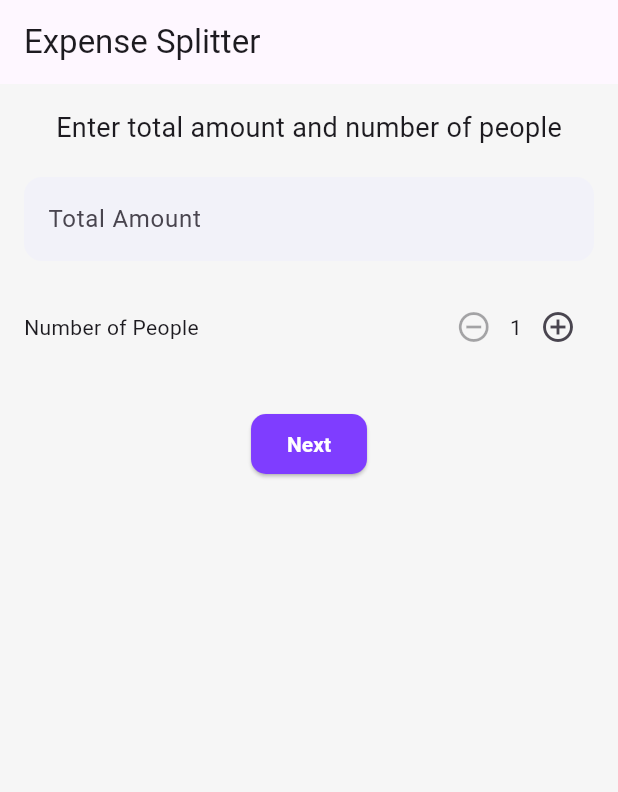
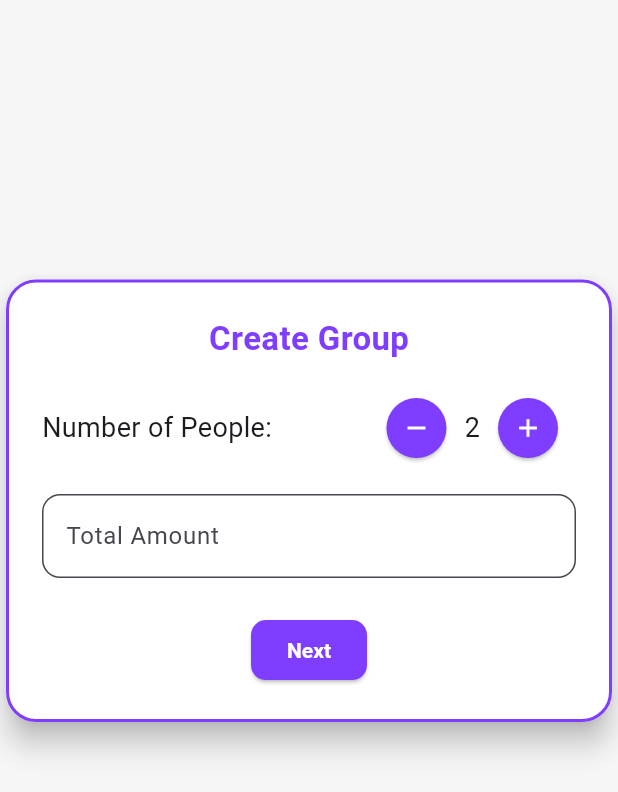
Before and after one commit to Shri-Radhey-Mishra/Bill-Splitter, a Flutter app: the screen it shows after launch, on a phone screen of 412 x 824 dp. Shown: the top 792 px of the screen. Run offline on Flutter 3.47's test engine with Material 3 defaults, Android fonts, the phone set to English and light mode, and no system bars.

Commit message:
styled till 2.5

```diff
--- a/lib/main.dart
+++ b/lib/main.dart
@@ -1,6 +1,6 @@
 import 'package:flutter/material.dart';
 import 'app_colors.dart';
-import 'pages/home_flow.dart';
+import './pages/home_flow.dart';
 
 void main() => runApp(const ExpenseSplitterApp());
 
@@ -16,7 +16,7 @@ class ExpenseSplitterApp extends StatelessWidget {
         primaryColor: purple100,
         inputDecorationTheme: InputDecorationTheme(
           filled: true,
-          fillColor: purple10,
+          fillColor: light100,
           border: OutlineInputBorder(
             borderRadius: BorderRadius.circular(12),
             borderSide: BorderSide.none,
--- a/lib/pages/home_flow.dart
+++ b/lib/pages/home_flow.dart
@@ -1,8 +1,8 @@
 import 'package:flutter/material.dart';
-import '../widgets/step1_input_header.dart';
+import '../widgets/step1_setup.dart';
 import '../widgets/step2_people_input.dart';
-import '../widgets/step2_5_selection_filter.dart';
-import '../widgets/step3_result_display.dart';
+import '../widgets/step2_5_select_people.dart';
+import '../widgets/step3_result.dart';
 
 class HomeFlow extends StatefulWidget {
   const HomeFlow({super.key});
@@ -12,113 +12,111 @@ class HomeFlow extends StatefulWidget {
 }
 
 class _HomeFlowState extends State<HomeFlow> {
-  int step = 1;
-  int numPeople = 1;
-  double totalAmount = 0;
+  int currentStep = 0;
+  int numPeople = 2;
+  double totalAmount = 0.0;
 
-  final List<TextEditingController> _nameControllers = [];
-  final List<TextEditingController> _amountControllers = [];
-  List<String> transactions = [];
-  Set<int> selectedSplitIndices = {};
+  final List<TextEditingController> nameControllers = [];
+  final List<TextEditingController> amountControllers = [];
 
-  void goToStep2() {
-    _nameControllers.clear();
-    _amountControllers.clear();
-    for (int i = 0; i < numPeople; i++) {
-      _nameControllers.add(TextEditingController());
-      _amountControllers.add(TextEditingController());
-    }
-    setState(() => step = 2);
-  }
+  List<String> get names => nameControllers.map((c) => c.text.trim()).toList();
+  List<double> get amounts => amountControllers.map((c) => double.tryParse(c.text.trim()) ?? 0).toList();
 
-  void goToStep2_5() {
-    selectedSplitIndices = {for (var i = 0; i < numPeople; i++) i}; // All selected
-    setState(() => step = 25);
-  }
+  Set<int> selectedPeople = {};
+  List<(String, String, double)> results = [];
 
-  void calculateAndGoToStep3() {
-    final names = _nameControllers.map((c) => c.text).toList();
-    final contributions = _amountControllers.map((c) => double.tryParse(c.text) ?? 0.0).toList();
+  void calculateResult() {
+    final selectedNames = selectedPeople.map((i) => names[i]).toList();
+    final selectedAmounts = selectedPeople.map((i) => amounts[i]).toList();
 
-    final includedIndices = selectedSplitIndices.toList();
-    final equalShare = totalAmount / includedIndices.length;
+    final equalShare = selectedAmounts.reduce((a, b) => a + b) / selectedNames.length;
+    final balances = selectedAmounts.map((amt) => amt - equalShare).toList();
 
-    final balances = List.generate(names.length, (i) => 0.0);
-    for (int i = 0; i < names.length; i++) {
-      balances[i] = contributions[i] - (includedIndices.contains(i) ? equalShare : 0);
+    final creditors = <(int, double)>[];
+    final debtors = <(int, double)>[];
+
+    for (var i = 0; i < balances.length; i++) {
+      if (balances[i] > 0) creditors.add((i, balances[i]));
+      if (balances[i] < 0) debtors.add((i, -balances[i]));
     }
 
-    final creditors = <Map<String, dynamic>>[];
-    final debtors = <Map<String, dynamic>>[];
+    final transactions = <(String, String, double)>[];
+    int di = 0, ci = 0;
+    while (di < debtors.length && ci < creditors.length) {
+      final (dIdx, debtAmt) = debtors[di];
+      final (cIdx, credAmt) = creditors[ci];
+      final payment = debtAmt < credAmt ? debtAmt : credAmt;
 
-    for (int i = 0; i < balances.length; i++) {
-      if (balances[i] > 0) {
-        creditors.add({'index': i, 'amount': balances[i]});
-      } else if (balances[i] < 0) {
-        debtors.add({'index': i, 'amount': -balances[i]});
-      }
+      transactions.add((selectedNames[dIdx], selectedNames[cIdx], double.parse(payment.toStringAsFixed(2))));
+
+      debtors[di] = (dIdx, debtAmt - payment);
+      creditors[ci] = (cIdx, credAmt - payment);
+
+      if (debtors[di].$2 == 0) di++;
+      if (creditors[ci].$2 == 0) ci++;
     }
 
-    int i = 0, j = 0;
-    final result = <String>[];
-
-    while (i < debtors.length && j < creditors.length) {
-      var debtor = debtors[i];
-      var creditor = creditors[j];
-      double payment = debtor['amount'] < creditor['amount'] ? debtor['amount'] : creditor['amount'];
-
-      result.add("${names[debtor['index']]} pays ${names[creditor['index']]}: ₹${payment.toStringAsFixed(2)}");
-
-      debtor['amount'] -= payment;
-      creditor['amount'] -= payment;
-
-      if (debtor['amount'] == 0) i++;
-      if (creditor['amount'] == 0) j++;
-    }
-
-    setState(() {
-      transactions = result;
-      step = 3;
-    });
+    results = transactions;
   }
 
   @override
   Widget build(BuildContext context) {
     return Scaffold(
-      appBar: AppBar(title: const Text("Expense Splitter")),
-      body: Padding(
-        padding: const EdgeInsets.all(16),
-        child: step == 1
-            ? Step1InputHeader(
-          numPeople: numPeople,
-          totalAmount: totalAmount,
-          onNumChanged: (val) => setState(() => numPeople = val),
-          onAmountChanged: (val) => setState(() => totalAmount = val),
-          onNext: goToStep2,
-        )
-            : step == 2
-            ? Step2PeopleInput(
-          numPeople: numPeople,
-          nameControllers: _nameControllers,
-          amountControllers: _amountControllers,
-          onSubmit: goToStep2_5,
-        )
-            : step == 25
-            ? SplitSelectorStep(
-          names: _nameControllers.map((c) => c.text).toList(),
-          selectedIndices: selectedSplitIndices,
-          onToggle: (index) {
-            setState(() {
-              if (selectedSplitIndices.contains(index)) {
-                selectedSplitIndices.remove(index);
-              } else {
-                selectedSplitIndices.add(index);
-              }
-            });
+      body: Center(
+        child: AnimatedSwitcher(
+          duration: const Duration(milliseconds: 300),
+          child: switch (currentStep) {
+            0 => Step1Setup(
+              key: const ValueKey(0),
+              numPeople: numPeople,
+              totalAmount: totalAmount,
+              onNumPeopleChanged: (val) => setState(() => numPeople = val),
+              onTotalAmountChanged: (val) => setState(() => totalAmount = val),
+              onNext: () {
+                nameControllers.clear();
+                amountControllers.clear();
+                for (var i = 0; i < numPeople; i++) {
+                  nameControllers.add(TextEditingController());
+                  amountControllers.add(TextEditingController());
+                }
+                setState(() => currentStep = 1);
+              },
+            ),
+            1 => Step2PeopleInput(
+              key: const ValueKey(1),
+              numPeople: numPeople,
+              nameControllers: nameControllers,
+              amountControllers: amountControllers,
+              onBack: () => setState(() => currentStep = 0),
+              onSubmit: () {
+                selectedPeople = {for (var i = 0; i < numPeople; i++) i};
+                setState(() => currentStep = 2);
+              },
+            ),
+            2 => Step2_5SelectPeople(
+              key: const ValueKey(2),
+              names: names,
+              selectedIndices: selectedPeople,
+              onToggle: (i) {
+                setState(() {
+                  if (selectedPeople.contains(i)) selectedPeople.remove(i);
+                  else selectedPeople.add(i);
+                });
+              },
+              onBack: () => setState(() => currentStep = 1),
+              onNext: () {
+                calculateResult();
+                setState(() => currentStep = 3);
+              },
+            ),
+            3 => Step3Result(
+              key: const ValueKey(3),
+              transactions: results,
+              onBack: () => setState(() => currentStep = 2),
+            ),
+            _ => const SizedBox(),
           },
-          onContinue: calculateAndGoToStep3,
-        )
-            : Step3ResultDisplay(transactions: transactions),
+        ),
       ),
     );
   }
--- a/lib/widgets/step1_input_header.dart
+++ /dev/null
@@ -1,42 +0,0 @@
-import 'package:flutter/material.dart';
-import 'increment_control.dart';
-
-class Step1InputHeader extends StatelessWidget {
-  final int numPeople;
-  final double totalAmount;
-  final void Function(int) onNumChanged;
-  final void Function(double) onAmountChanged;
-  final VoidCallback onNext;
-
-  const Step1InputHeader({
-    required this.numPeople,
-    required this.totalAmount,
-    required this.onNumChanged,
-    required this.onAmountChanged,
-    required this.onNext,
-    super.key,
-  });
-
-  @override
-  Widget build(BuildContext context) {
-    return Column(
-      children: [
-        const Text("Enter total amount and number of people", style: TextStyle(fontSize: 18)),
-        const SizedBox(height: 20),
-        TextFormField(
-          keyboardType: TextInputType.number,
-          decoration: const InputDecoration(labelText: 'Total Amount'),
-          onChanged: (val) => onAmountChanged(double.tryParse(val) ?? 0),
-        ),
-        const SizedBox(height: 20),
-        IncrementControl(
-          label: "Number of People",
-          value: numPeople,
-          onChanged: onNumChanged,
-        ),
-        const SizedBox(height: 30),
-        ElevatedButton(onPressed: onNext, child: const Text("Next")),
-      ],
-    );
-  }
-}
--- /dev/null
+++ b/lib/widgets/step1_setup.dart
@@ -0,0 +1,80 @@
+import 'package:flutter/material.dart';
+import '../app_colors.dart';
+
+class Step1Setup extends StatelessWidget {
+  final int numPeople;
+  final double totalAmount;
+  final ValueChanged<int> onNumPeopleChanged;
+  final ValueChanged<double> onTotalAmountChanged;
+  final VoidCallback onNext;
+
+  const Step1Setup({
+    super.key,
+    required this.numPeople,
+    required this.totalAmount,
+    required this.onNumPeopleChanged,
+    required this.onTotalAmountChanged,
+    required this.onNext,
+  });
+
+  @override
+  Widget build(BuildContext context) {
+    return Align(
+      alignment: const Alignment(0, -0.3),
+      child: Card(
+        elevation: 8,
+        color: light100,
+        shape: RoundedRectangleBorder(
+          borderRadius: BorderRadius.circular(20),
+          side: const BorderSide(color: purple100, width: 2),
+        ),
+        child: Padding(
+          padding: const EdgeInsets.all(24),
+          child: Column(
+            mainAxisSize: MainAxisSize.min,
+            children: [
+              Text(
+                'Create Group',
+                style: TextStyle(fontSize: 22, fontWeight: FontWeight.bold, color: purple100),
+              ),
+              const SizedBox(height: 20),
+              Row(
+                mainAxisAlignment: MainAxisAlignment.spaceBetween,
+                children: [
+                  const Text('Number of People:', style: TextStyle(fontSize: 18)),
+                  Row(
+                    children: [
+                      ElevatedButton(
+                        onPressed: numPeople > 1 ? () => onNumPeopleChanged(numPeople - 1) : null,
+                        style: ElevatedButton.styleFrom(shape: const CircleBorder(), padding: const EdgeInsets.all(8)),
+                        child: const Icon(Icons.remove, size: 20),
+                      ),
+                      Text('$numPeople', style: const TextStyle(fontSize: 18)),
+                      ElevatedButton(
+                        onPressed: () => onNumPeopleChanged(numPeople + 1),
+                        style: ElevatedButton.styleFrom(shape: const CircleBorder(), padding: const EdgeInsets.all(8)),
+                        child: const Icon(Icons.add, size: 20),
+                      ),
+                    ],
+                  )
+                ],
+              ),
+              const SizedBox(height: 20),
+              TextFormField(
+                keyboardType: TextInputType.number,
+                decoration: InputDecoration(
+                  hintText: 'Total Amount',
+                  border: OutlineInputBorder(borderRadius: BorderRadius.circular(12)),
+                  focusedBorder: OutlineInputBorder(borderSide: const BorderSide(color: purple100, width: 2), borderRadius: BorderRadius.circular(12)),
+                ),
+                onChanged: (v) => onTotalAmountChanged(double.tryParse(v) ?? 0),
+              ),
+              const SizedBox(height: 24),
+              ElevatedButton(onPressed: onNext, child: const Text('Next')),
+            ],
+          ),
+        ),
+      ),
+    );
+  }
+}
```
Also changed, not shown: lib/widgets/step2_5_select_people.dart (added, +107 -0 lines), lib/widgets/step2_5_selection_filter.dart (deleted, +0 -47 lines), lib/widgets/step2_people_input.dart (+47 -14 lines), lib/widgets/step3_result.dart (added, +40 -0 lines), lib/widgets/step3_result_display.dart (deleted, +0 -35 lines), pubspec.yaml (+2 -69 lines), pubspec.lock.
